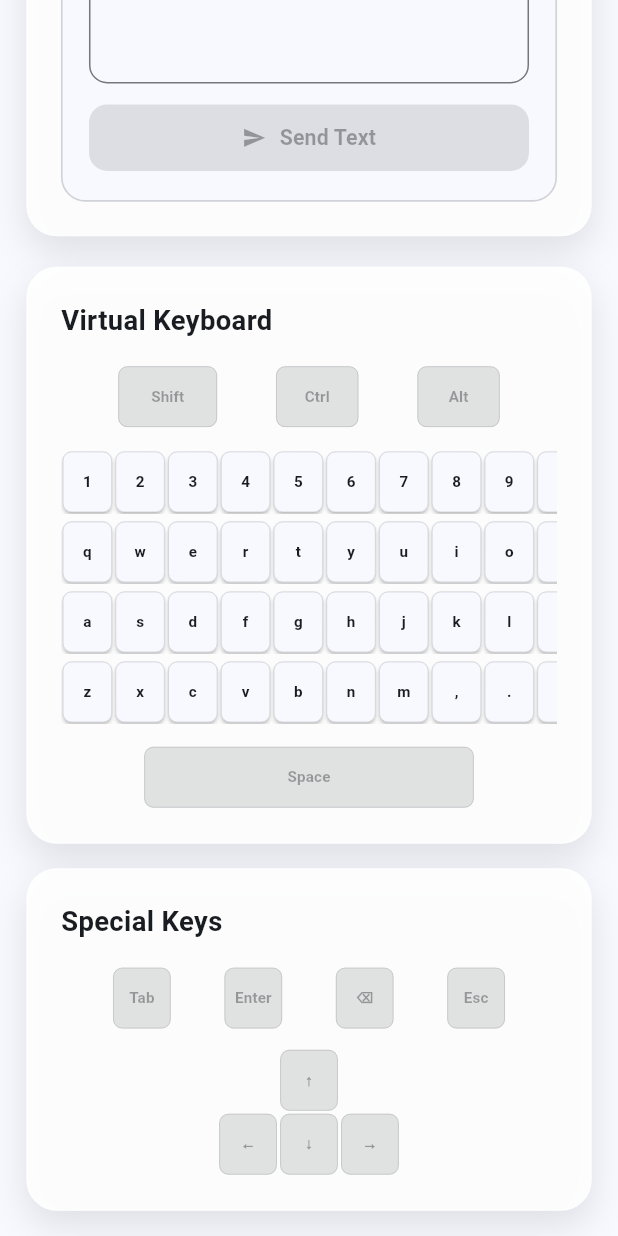
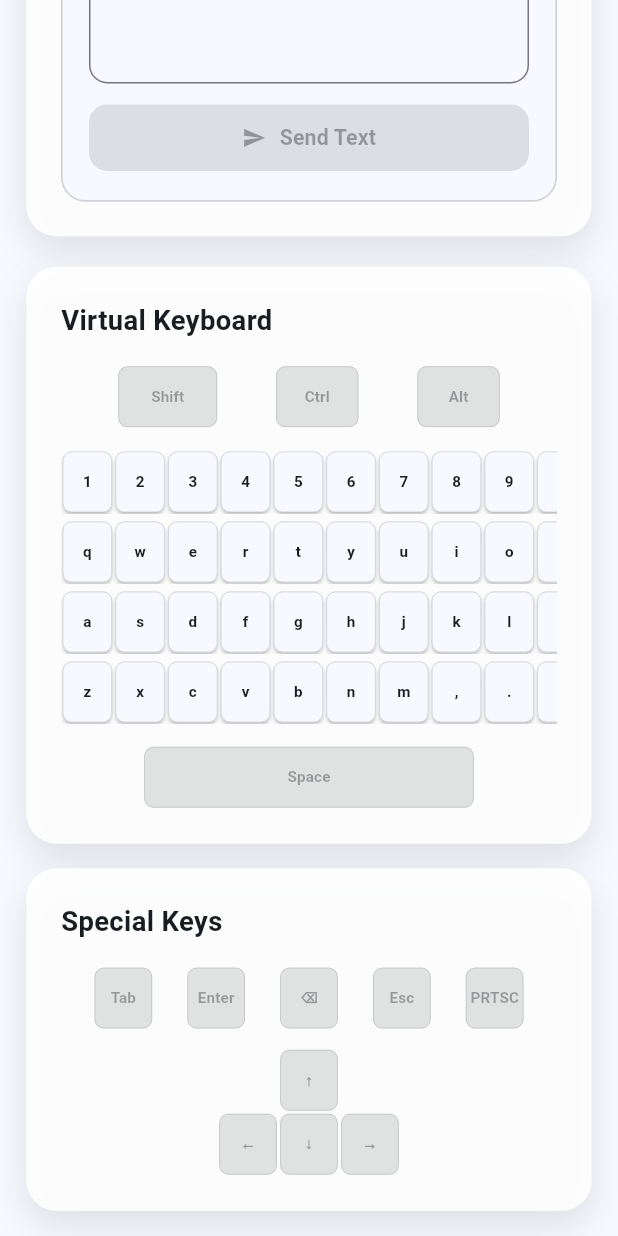
Before and after one commit to 0xAhmd/mouser, a Flutter app: the KeyboardPage screen opened directly, scrolled down 224 dp, on a phone screen of 412 x 824 dp. Run offline on Flutter 3.47's test engine with Material 3 defaults, Android fonts, the phone set to English and light mode, and no system bars; our stand-ins replace dio, equatable, file_picker, flutter_bloc, flutter_screenutil, permission_handler and 2 more; accounts and stored records are empty; generated files the repository leaves out were written again; Roboto replaces fonts that are missing (SF Pro Display).

Commit message:
add prtscreen key

```diff
--- a/lib/keyboard/data/repo/keyboard_repo.dart
+++ b/lib/keyboard/data/repo/keyboard_repo.dart
@@ -86,6 +86,10 @@ class KeyboardRepository {
     return sendKey('Escape');
   }
 
+  Future<KeyboardResponse> sendPrintScreen() async {
+    return sendKey('PrintScreen');
+  }
+
   Future<KeyboardResponse> sendArrowKey(String direction) async {
     // Send arrow keys in the format the server expects
     return sendKey('${direction.toLowerCase()}_arrow');
--- a/lib/keyboard/presentation/cubit/keyboard_cubit.dart
+++ b/lib/keyboard/presentation/cubit/keyboard_cubit.dart
@@ -112,6 +112,9 @@ class KeyboardCubit extends Cubit<KeyboardState> {
         case 'escape':
           await _repository?.sendEscape();
           break;
+        case 'print_screen':
+          await _repository?.sendPrintScreen();
+          break;
         default:
           if (action.contains('arrow')) {
             await _repository?.sendArrowKey(action.replaceAll('_arrow', ''));
--- a/lib/keyboard/presentation/pages/keyboard_page.dart
+++ b/lib/keyboard/presentation/pages/keyboard_page.dart
@@ -312,6 +312,14 @@ class _KeyboardPageState extends State<KeyboardPage> {
                             .sendSpecialKey('escape')
                         : null,
                   ),
+                  VirtualKey(
+                    label: 'PRTSC',
+                    onPressed: connectionState.isConnected
+                        ? () => context
+                            .read<KeyboardCubit>()
+                            .sendSpecialKey('print_screen')
+                        : null,
+                  ),
                 ],
               ),
               SizedBox(height: 12.h),
```
